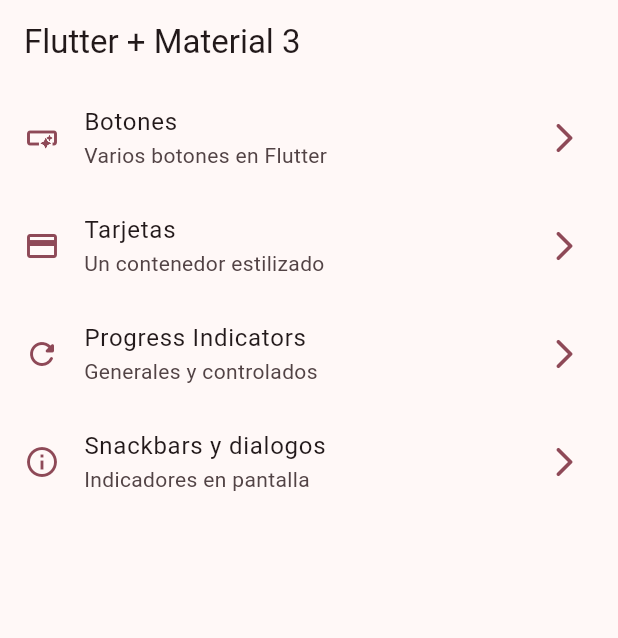
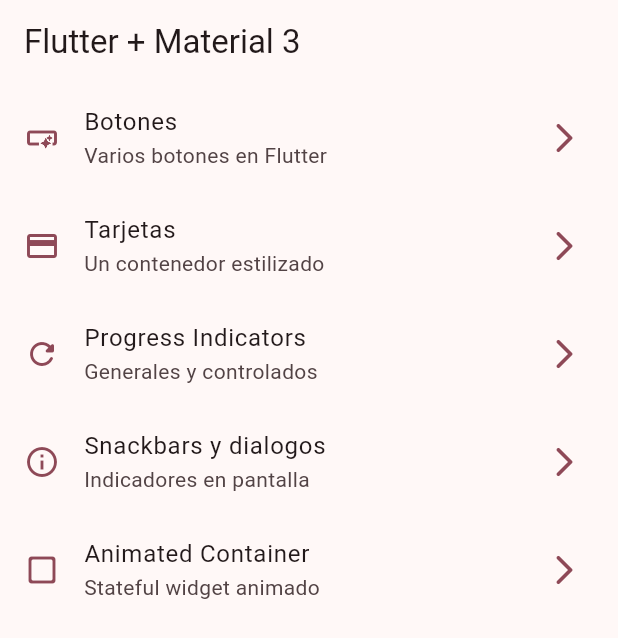
Before and after one commit to and-r22/widgets_app, a Flutter app: the screen it shows after launch, on a phone screen of 412 x 824 dp. Shown: the top 638 px of the screen. Run offline on Flutter 3.47's test engine with Material 3 defaults, Android fonts, the phone set to English and light mode, and no system bars; our stand-ins replace go_router.

Commit message:
update animated container

```diff
--- a/lib/config/menu/menu_items.dart
+++ b/lib/config/menu/menu_items.dart
@@ -46,4 +46,11 @@ const appMenuItems = <MenuItem> [
     icon: Icons.info_outline
   ),
 
+  MenuItem(
+    title: 'Animated Container',
+    subTitle: 'Stateful widget animado',
+    link: '/animated',
+    icon: Icons.check_box_outline_blank_rounded
+  ),
+
 ];
--- a/lib/config/router/app_router.dart
+++ b/lib/config/router/app_router.dart
@@ -35,5 +35,11 @@ final appRouter = GoRouter(
       builder: (context, state) => const SnackbarsScreen(),
     ),
 
+    GoRoute(
+      path: '/animated',
+      name: AnimatedScreen.name,
+      builder: (context, state) => const AnimatedScreen(),
+    ),
+
   ],
 );
--- a/lib/presentation/screens/snackbars/snackbars_screen.dart
+++ b/lib/presentation/screens/snackbars/snackbars_screen.dart
@@ -24,7 +24,7 @@ class SnackbarsScreen extends StatelessWidget {
 
   void openDiaolg (BuildContext context) {
 
-    showDialog(
+    showDialog<void>(
       context: context,
       barrierDismissible: false,
       builder: (context) => AlertDialog(
```
Also changed, not shown: lib/presentation/screens/animated/animated_screen.dart (+55 -2 lines).
